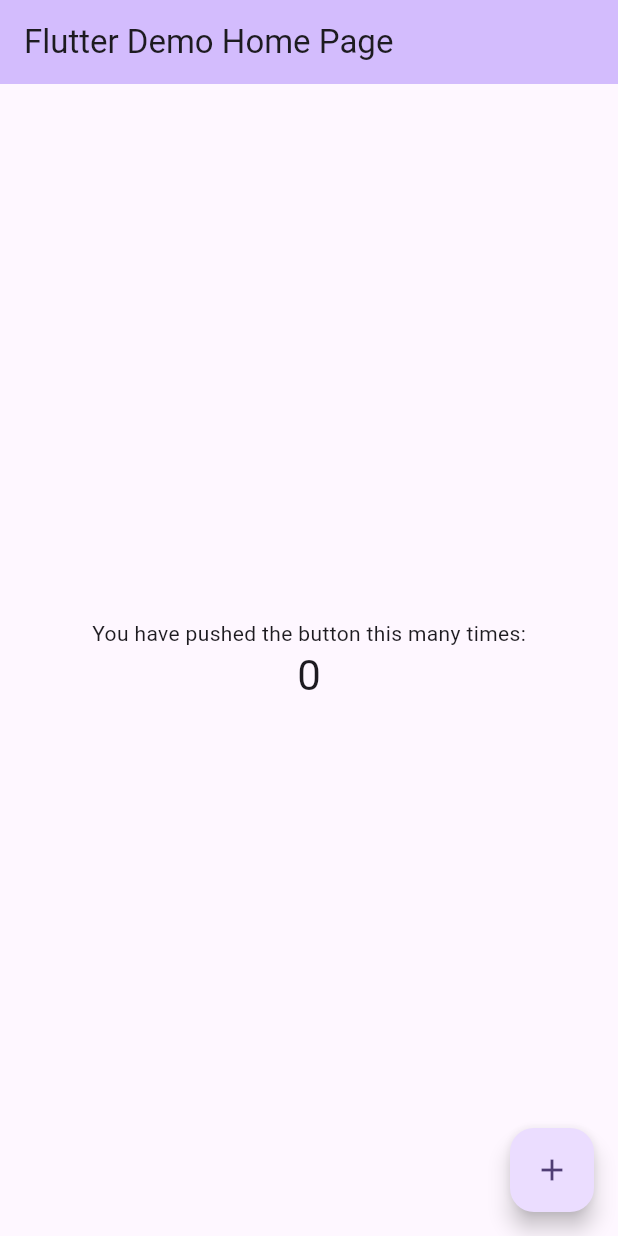
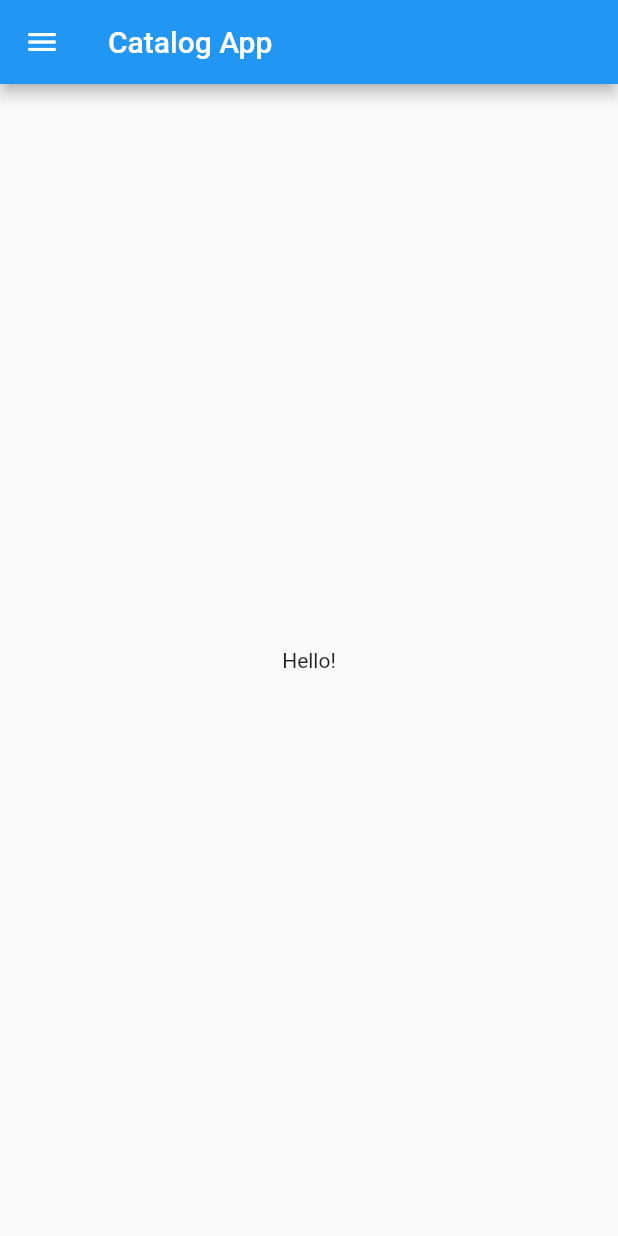
Before and after one commit to TheYash10/CatalogApp, a Flutter app: the screen it shows after launch, on a phone screen of 412 x 824 dp. Run offline on Flutter 3.47's test engine with Material 2 defaults, Android fonts, the phone set to English and light mode, and no system bars.

Commit message:
Second  Commit

```diff
--- /dev/null
+++ b/lib/Home_Page.dart
@@ -0,0 +1,22 @@
+import 'package:flutter/material.dart';
+
+class HomePage extends StatelessWidget {
+  const HomePage({super.key});
+
+  @override
+  Widget build(BuildContext context) {
+    return MaterialApp(
+      home: Scaffold(
+        appBar: AppBar(
+          title: Text("Catalog App"),
+        ),
+        body: Center(
+          child: Container(
+            child: Text("Hello!"),
+          ),
+        ),
+        drawer: Drawer(),
+      ),
+    );
+  }
+}
--- a/lib/main.dart
+++ b/lib/main.dart
@@ -1,125 +1,15 @@
-import 'package:flutter/material.dart';
+import "package:catalog_app/Home_Page.dart";
+import "package:flutter/material.dart";
 
 void main() {
-  runApp(const MyApp());
+  runApp(const myApp());
 }
 
-class MyApp extends StatelessWidget {
-  const MyApp({super.key});
-
-  // This widget is the root of your application.
-  @override
-  Widget build(BuildContext context) {
-    return MaterialApp(
-      title: 'Flutter Demo',
-      theme: ThemeData(
-        // This is the theme of your application.
-        //
-        // TRY THIS: Try running your application with "flutter run". You'll see
-        // the application has a blue toolbar. Then, without quitting the app,
-        // try changing the seedColor in the colorScheme below to Colors.green
-        // and then invoke "hot reload" (save your changes or press the "hot
-        // reload" button in a Flutter-supported IDE, or press "r" if you used
-        // the command line to start the app).
-        //
-        // Notice that the counter didn't reset back to zero; the application
-        // state is not lost during the reload. To reset the state, use hot
-        // restart instead.
-        //
-        // This works for code too, not just values: Most code changes can be
-        // tested with just a hot reload.
-        colorScheme: ColorScheme.fromSeed(seedColor: Colors.deepPurple),
-        useMaterial3: true,
-      ),
-      home: const MyHomePage(title: 'Flutter Demo Home Page'),
-    );
-  }
-}
-
-class MyHomePage extends StatefulWidget {
-  const MyHomePage({super.key, required this.title});
-
-  // This widget is the home page of your application. It is stateful, meaning
-  // that it has a State object (defined below) that contains fields that affect
-  // how it looks.
-
-  // This class is the configuration for the state. It holds the values (in this
-  // case the title) provided by the parent (in this case the App widget) and
-  // used by the build method of the State. Fields in a Widget subclass are
-  // always marked "final".
-
-  final String title;
-
-  @override
-  State<MyHomePage> createState() => _MyHomePageState();
-}
-
-class _MyHomePageState extends State<MyHomePage> {
-  int _counter = 0;
-
-  void _incrementCounter() {
-    setState(() {
-      // This call to setState tells the Flutter framework that something has
-      // changed in this State, which causes it to rerun the build method below
-      // so that the display can reflect the updated values. If we changed
-      // _counter without calling setState(), then the build method would not be
-      // called again, and so nothing would appear to happen.
-      _counter++;
-    });
-  }
+class myApp extends StatelessWidget {
+  const myApp({super.key});
 
   @override
   Widget build(BuildContext context) {
-    // This method is rerun every time setState is called, for instance as done
-    // by the _incrementCounter method above.
-    //
-    // The Flutter framework has been optimized to make rerunning build methods
-    // fast, so that you can just rebuild anything that needs updating rather
-    // than having to individually change instances of widgets.
-    return Scaffold(
-      appBar: AppBar(
-        // TRY THIS: Try changing the color here to a specific color (to
-        // Colors.amber, perhaps?) and trigger a hot reload to see the AppBar
-        // change color while the other colors stay the same.
-        backgroundColor: Theme.of(context).colorScheme.inversePrimary,
-        // Here we take the value from the MyHomePage object that was created by
-        // the App.build method, and use it to set our appbar title.
-        title: Text(widget.title),
-      ),
-      body: Center(
-        // Center is a layout widget. It takes a single child and positions it
-        // in the middle of the parent.
-        child: Column(
-          // Column is also a layout widget. It takes a list of children and
-          // arranges them vertically. By default, it sizes itself to fit its
-          // children horizontally, and tries to be as tall as its parent.
-          //
-          // Column has various properties to control how it sizes itself and
-          // how it positions its children. Here we use mainAxisAlignment to
-          // center the children vertically; the main axis here is the vertical
-          // axis because Columns are vertical (the cross axis would be
-          // horizontal).
-          //
-          // TRY THIS: Invoke "debug painting" (choose the "Toggle Debug Paint"
-          // action in the IDE, or press "p" in the console), to see the
-          // wireframe for each widget.
-          mainAxisAlignment: MainAxisAlignment.center,
-          children: <Widget>[
-            const Text(
-              'You have pushed the button this many times:',
-            ),
-            Text(
-              '$_counter',
-              style: Theme.of(context).textTheme.headlineMedium,
-            ),
-          ],
-        ),
-      ),
-      floatingActionButton: FloatingActionButton(
-        onPressed: _incrementCounter,
-        tooltip: 'Increment',
-        child: const Icon(Icons.add),
-      ), // This trailing comma makes auto-formatting nicer for build methods.
-    );
+    return HomePage();
   }
 }
```
